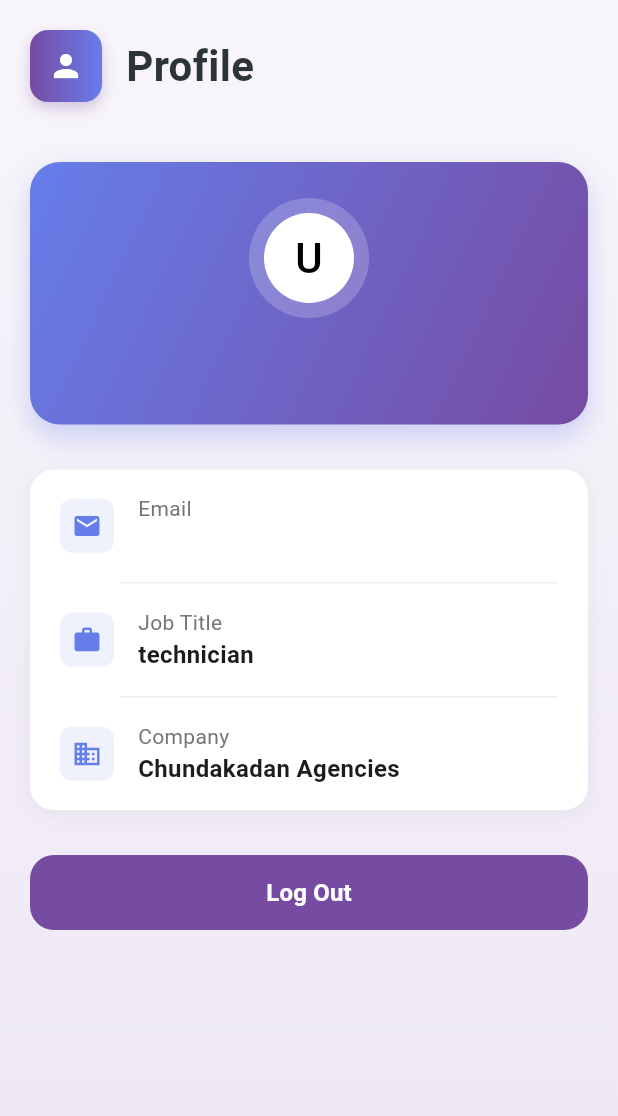
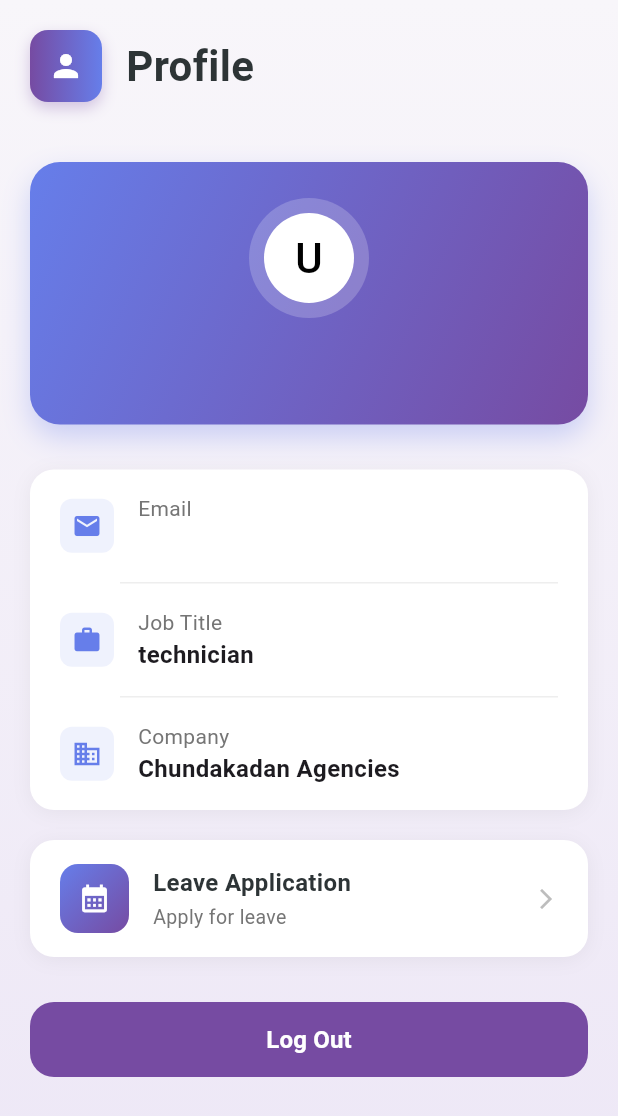
Before and after one commit to teambackoffice/galom_app, a Flutter app: the ProfilePage screen opened directly, on a phone screen of 412 x 824 dp. Shown: the top 1116 px of the screen. Run offline on Flutter 3.47's test engine with Material 3 defaults, Android fonts, the phone set to English and light mode, and no system bars; our stand-ins replace another_flushbar, dropdown_search, firebase_core, firebase_messaging, flutter_secure_storage, flutter_spinkit and 4 more; accounts and stored records are empty.

Commit message:
LEAVE APPLICATION UI

```diff
--- a/lib/config/api_constant.dart
+++ b/lib/config/api_constant.dart
@@ -1,4 +1,4 @@
 class ApiConstants {
   static const String baseUrl =
-      "https://uat-fieldsales.tbo365.cloud/api/method/field_sales.Api.auth.";
+      "https://uat-mettaapp.tbo365.cloud/api/method/field_sales.Api.auth.";
 }
--- a/lib/service/customer_list_service.dart
+++ b/lib/service/customer_list_service.dart
@@ -39,6 +39,7 @@ class CustomerListService {
         );
       }
     } catch (e) {
+      print("customer list error: $e");
       throw Exception('Network error: $e');
     }
   }
--- a/lib/view/mainscreen/profile_page/profile_page.dart
+++ b/lib/view/mainscreen/profile_page/profile_page.dart
@@ -3,6 +3,7 @@ import 'dart:convert';
 import 'package:flutter/material.dart';
 import 'package:flutter_secure_storage/flutter_secure_storage.dart';
 import 'package:location_tracker_app/view/login/login_page.dart';
+import 'package:location_tracker_app/view/mainscreen/profile_page/leave_application/leave_application.dart';
 
 class ProfilePage extends StatefulWidget {
   const ProfilePage({super.key});
@@ -57,7 +58,7 @@ class _ProfilePageState extends State<ProfilePage> {
             children: [
               _buildHeader(),
               Expanded(
-                child: Padding(
+                child: SingleChildScrollView(
                   padding: const EdgeInsets.all(20),
                   child: Column(
                     children: [
@@ -140,6 +141,41 @@ class _ProfilePageState extends State<ProfilePage> {
                               Icons.business,
                               'Company',
                               'Chundakadan Agencies',
+                            ),
+                          ],
+                        ),
+                      ),
+
+                      const SizedBox(height: 20),
+
+                      // Actions Menu
+                      Container(
+                        decoration: BoxDecoration(
+                          color: Colors.white,
+                          borderRadius: BorderRadius.circular(16),
+                          boxShadow: [
+                            BoxShadow(
+                              color: Colors.black.withOpacity(0.05),
+                              blurRadius: 10,
+                              offset: const Offset(0, 2),
+                            ),
+                          ],
+                        ),
+                        child: Column(
+                          children: [
+                            _buildActionItem(
+                              Icons.calendar_month,
+                              'Leave Application',
+                              'Apply for leave',
+                              () {
+                                Navigator.push(
+                                  context,
+                                  MaterialPageRoute(
+                                    builder: (context) =>
+                                        const LeaveApplicationPage(),
+                                  ),
+                                );
+                              },
                             ),
                           ],
                         ),
@@ -331,4 +367,57 @@ class _ProfilePageState extends State<ProfilePage> {
       endIndent: 20,
     );
   }
+
+  Widget _buildActionItem(
+    IconData icon,
+    String title,
+    String subtitle,
+    VoidCallback onTap,
+  ) {
+    return InkWell(
+      onTap: onTap,
+      borderRadius: BorderRadius.circular(16),
+      child: Padding(
+        padding: const EdgeInsets.symmetric(horizontal: 20, vertical: 16),
+        child: Row(
+          children: [
+            Container(
+              padding: const EdgeInsets.all(12),
+              decoration: BoxDecoration(
+                gradient: const LinearGradient(
+                  colors: [Color(0xFF667EEA), Color(0xFF764BA2)],
+                  begin: Alignment.topLeft,
+                  end: Alignment.bottomRight,
+                ),
+                borderRadius: BorderRadius.circular(12),
+              ),
+              child: Icon(icon, color: Colors.white, size: 22),
+            ),
+            const SizedBox(width: 16),
+            Expanded(
+              child: Column(
+                crossAxisAlignment: CrossAxisAlignment.start,
+                children: [
+                  Text(
+                    title,
+                    style: const TextStyle(
+                      fontWeight: FontWeight.w600,
+                      fontSize: 16,
+                      color: Color(0xFF2D3436),
+                    ),
+                  ),
+                  const SizedBox(height: 2),
+                  Text(
+                    subtitle,
+                    style: TextStyle(color: Colors.grey[600], fontSize: 13),
+                  ),
+                ],
+              ),
+            ),
+            Icon(Icons.arrow_forward_ios, color: Colors.grey[400], size: 16),
+          ],
+        ),
+      ),
+    );
+  }
 }
```
Also changed, not shown: lib/view/mainscreen/homepage.dart (+37 -10 lines), lib/view/mainscreen/profile_page/leave_application/leave_application.dart (added, +512 -0 lines), lib/view/mainscreen/sales_order/sales_order.dart (+2 -5 lines), 3 other files.
